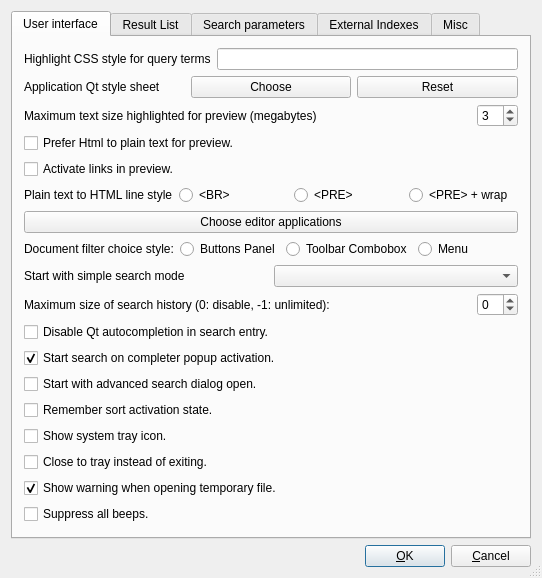
The window that src/qtgui/uiprefs.ui (alberti42/recoll-macos) describes before a commit, drawn with Qt 5.
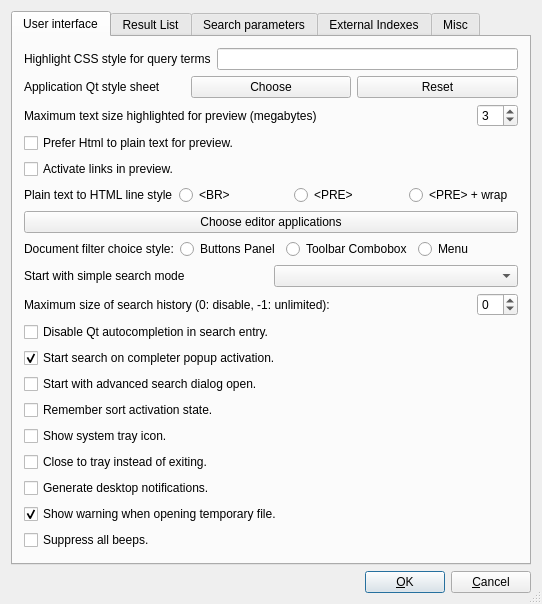
The same window after the commit.

Commit message: GUI: add preference to turn off tray messages (notifications) when systray is in use

Patch:
```diff
--- a/src/qtgui/uiprefs.ui
+++ b/src/qtgui/uiprefs.ui
@@ -351,6 +351,16 @@
             </property>
            </widget>
           </item>
+          <item>
+           <widget class="QCheckBox" name="trayMessagesCB">
+            <property name="text">
+             <string>Generate desktop notifications.</string>
+            </property>
+            <property name="checked">
+             <bool>false</bool>
+            </property>
+           </widget>
+          </item>
           <item>
            <widget class="QCheckBox" name="showTempFileWarningCB">
             <property name="text">
```
The commit also changes 4 other files.
